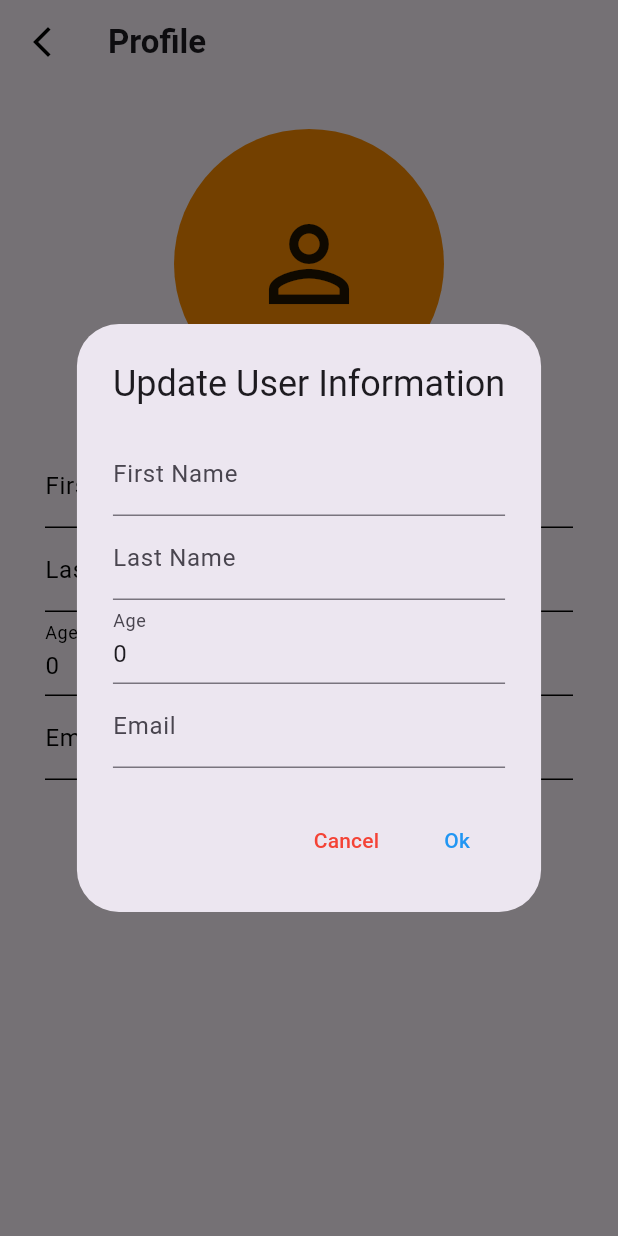
After one commit to Jeydori/flutterApp, a Flutter app: the ProfilePage screen opened directly, after a tap on "Edit Information", on a phone screen of 412 x 824 dp. The commit adds this screen. Run offline on Flutter 3.47's test engine with Material 3 defaults, Android fonts, the phone set to English and light mode, and no system bars; our stand-ins replace cloud_firestore, firebase_auth, firebase_core, geolocator, google_maps_flutter, google_sign_in and 1 more; missing offline and left inert: flutter_polyline_points, geocoder2; accounts and stored records are empty.

Commit message:
04/30/24 android

```diff
--- a/route4me/lib/components/drawer.dart
+++ b/route4me/lib/components/drawer.dart
@@ -45,7 +45,7 @@ class MyDrawer extends StatelessWidget {
               Navigator.push(
                 context,
                 MaterialPageRoute(
-                  builder: (context) => const SettingsPage(),
+                  builder: (context) => SettingsPage(),
                 ),
               );
             },
--- a/route4me/lib/components/drawer_tile.dart
+++ b/route4me/lib/components/drawer_tile.dart
@@ -19,7 +19,10 @@ class DrawerTile extends StatelessWidget {
       child: ListTile(
         title: Text(
           text,
-          style: const TextStyle(color: Colors.black),
+          style: const TextStyle(
+            color: Colors.black,
+            fontWeight: FontWeight.bold,
+          ),
         ),
         leading: Icon(
           icon,
--- a/route4me/lib/models/user_model.dart
+++ b/route4me/lib/models/user_model.dart
@@ -5,12 +5,14 @@ class UserModel {
   String lastName;
   int age;
   String email;
+  String uid;
 
   UserModel({
     required this.firstName,
     required this.lastName,
     required this.age,
     required this.email,
+    required this.uid,
   });
 
   factory UserModel.fromSnapshot(DocumentSnapshot snapshot) {
@@ -20,6 +22,7 @@ class UserModel {
       lastName: data['Last Name'] ?? '',
       age: data['Age'] ?? 0,
       email: data['Email'] ?? '',
+      uid: data['Uid'] ?? '',
     );
   }
 }
--- /dev/null
+++ b/route4me/lib/pages/profile_page.dart
@@ -0,0 +1,251 @@
+import 'package:flutter/material.dart';
+import 'package:cloud_firestore/cloud_firestore.dart';
+import 'package:route4me/global/global.dart';
+import 'package:route4me/models/user_model.dart';
+
+class ProfilePage extends StatefulWidget {
+  const ProfilePage({Key? key}) : super(key: key);
+
+  @override
+  State<ProfilePage> createState() => _ProfilePageState();
+}
+
+class _ProfilePageState extends State<ProfilePage> {
+  final firstNameController = TextEditingController();
+  final lastNameController = TextEditingController();
+  final ageController = TextEditingController();
+  final emailController = TextEditingController();
+
+  @override
+  void initState() {
+    super.initState();
+    // Fetch current user's info when the profile page is initialized
+    readCurrentOnlineUserInfo();
+  }
+
+  Future<void> readCurrentOnlineUserInfo() async {
+    try {
+      final currentUser = firebaseAuth.currentUser;
+      if (currentUser != null) {
+        final userRef =
+            FirebaseFirestore.instance.collection('Users').doc(currentUser.uid);
+
+        DocumentSnapshot doc = await userRef.get();
+
+        if (doc.exists) {
+          // Update user model with fetched data
+          setState(() {
+            userModelCurrentInfo = UserModel.fromSnapshot(doc);
+            // Set the initial values for all fields
+            firstNameController.text = userModelCurrentInfo!.firstName;
+            lastNameController.text = userModelCurrentInfo!.lastName;
+            ageController.text = userModelCurrentInfo!.age.toString();
+            emailController.text = userModelCurrentInfo!.email;
+          });
+          print('User info retrieved: $userModelCurrentInfo');
+        } else {
+          throw Exception('User document does not exist');
+        }
+      } else {
+        throw Exception('Current user is null');
+      }
+    } catch (error) {
+      print("Failed to get user info: $error");
+      // Handle error
+    }
+  }
+
+  Future<void> showUserNameDialogAlert(BuildContext context) {
+    return showDialog(
+      context: context,
+      builder: (context) {
+        return AlertDialog(
+          title: Text('Update User Information'),
+          content: SingleChildScrollView(
+            child: Column(
+              children: [
+                TextFormField(
+                  controller: firstNameController,
+                  decoration: InputDecoration(labelText: 'First Name'),
+                ),
+                TextFormField(
+                  controller: lastNameController,
+                  decoration: InputDecoration(labelText: 'Last Name'),
+                ),
+                TextFormField(
+                  controller: ageController,
+                  decoration: InputDecoration(labelText: 'Age'),
+                ),
+                TextFormField(
+                  controller: emailController,
+                  decoration: InputDecoration(labelText: 'Email'),
+                ),
+              ],
+            ),
+          ),
+          actions: [
+            TextButton(
+              onPressed: () {
+                Navigator.pop(context);
+              },
+              child: Text(
+                'Cancel',
+                style: TextStyle(color: Colors.red),
+              ),
+            ),
+            TextButton(
+              onPressed: () {
+                // Implement the logic to update user information in Firestore
+                updateUserInfo();
+                Navigator.pop(context);
+              },
+              child: Text(
+                'Ok',
+                style: TextStyle(color: Colors.blue),
+              ),
+            ),
+          ],
+        );
+      },
+    );
+  }
+
+  Future<void> updateUserInfo() async {
+    try {
+      final currentUser = firebaseAuth.currentUser;
+      if (currentUser != null) {
+        final userRef =
+            FirebaseFirestore.instance.collection('Users').doc(currentUser.uid);
+
+        await userRef.update({
+          'First Name': firstNameController.text,
+          'Last Name': lastNameController.text,
+          'Age': int.tryParse(ageController.text) ?? 0,
+          'Email': emailController.text,
+        });
+
+        // Update local user model with the new information
+        setState(() {
+          userModelCurrentInfo!.firstName = firstNameController.text;
+          userModelCurrentInfo!.lastName = lastNameController.text;
+          userModelCurrentInfo!.age = int.tryParse(ageController.text) ?? 0;
+          userModelCurrentInfo!.email = emailController.text;
+        });
+
+        print('User information updated successfully');
+      } else {
+        throw Exception('Current user is null');
+      }
+    } catch (error) {
+      print("Failed to update user information: $error");
+      // Handle error
+    }
+  }
+
+  @override
+  Widget build(BuildContext context) {
+    return GestureDetector(
+      onTap: () {
+        FocusScope.of(context).unfocus();
+      },
+      child: Scaffold(
+        appBar: AppBar(
+          backgroundColor: Colors.transparent,
+          leading: IconButton(
+            onPressed: () {
+              Navigator.pop(context);
+            },
+            icon: Icon(
+              Icons.arrow_back_ios_new,
+              color: Colors.black,
+            ),
+          ),
+          title: Text(
+            'Profile',
+            style: TextStyle(fontWeight: FontWeight.bold),
+          ),
+        ),
+        body: Center(
+          child: Padding(
+            padding: EdgeInsets.fromLTRB(30, 30, 30, 50),
+            child: Column(
+              children: [
+                Container(
+                  padding: EdgeInsets.all(50),
+                  decoration: BoxDecoration(
+                    color: Colors.orange[600],
+                    shape: BoxShape.circle,
+                  ),
+                  child: Icon(Icons.person_outline, size: 80),
+                ),
+                SizedBox(height: 30),
+                // Text form fields for user information
+                TextFormField(
+                  controller: firstNameController,
+                  style: TextStyle(color: Colors.black),
+                  readOnly: true,
+                  decoration: InputDecoration(
+                    labelText: 'First Name',
+                    labelStyle: TextStyle(color: Colors.black),
+                    enabledBorder: UnderlineInputBorder(
+                      borderSide: BorderSide(color: Colors.black),
+                    ),
+                  ),
+                ),
+                TextFormField(
+                  controller: lastNameController,
+                  style: TextStyle(color: Colors.black),
+                  readOnly: true,
+                  decoration: InputDecoration(
+                    labelText: 'Last Name',
+                    labelStyle: TextStyle(color: Colors.black),
+                    enabledBorder: UnderlineInputBorder(
+                      borderSide: BorderSide(color: Colors.black),
+                    ),
+                  ),
+                ),
+                TextFormField(
+                  controller: ageController,
+                  style: TextStyle(color: Colors.black),
+                  readOnly: true,
+                  decoration: InputDecoration(
+                    labelText: 'Age',
+                    labelStyle: TextStyle(color: Colors.black),
+                    enabledBorder: UnderlineInputBorder(
+                      borderSide: BorderSide(color: Colors.black),
+                    ),
+                  ),
+                ),
+                TextFormField(
+                  controller: emailController,
+                  style: TextStyle(color: Colors.black),
+                  readOnly: true,
+                  decoration: InputDecoration(
+                    labelText: 'Email',
+                    labelStyle: TextStyle(color: Colors.black),
+                    enabledBorder: UnderlineInputBorder(
+                      borderSide: BorderSide(color: Colors.black),
+                    ),
+                  ),
+                ),
+                SizedBox(height: 20),
+                ElevatedButton(
+                  onPressed: () {
+                    showUserNameDialogAlert(context);
+                  },
+                  style: ElevatedButton.styleFrom(
+                    backgroundColor: Colors.orange[600],
+                  ),
+                  child: Text(
+                    'Edit Information',
+                    style: TextStyle(color: Colors.black),
+                  ),
+                ),
+              ],
+            ),
+          ),
+        ),
+      ),
+    );
+  }
+}
--- a/route4me/lib/pages/register_page.dart
+++ b/route4me/lib/pages/register_page.dart
@@ -38,21 +38,30 @@ class _RegisterPageState extends State<RegisterPage> {
   //sign user up method
   void signUp() async {
     try {
-      Future addUserDetails(
-          String firstName, String lastName, int Age, String Email) async {
-        await FirebaseFirestore.instance.collection("Users").add({
+      Future<void> addUserDetails(String firstName, String lastName, int age,
+          String email, String uid) async {
+        await FirebaseFirestore.instance.collection("Users").doc(uid).set({
           'First Name': firstName,
           'Last Name': lastName,
-          'Age': Age,
-          'Email': Email,
+          'Age': age,
+          'Email': email,
+          'Uid': uid,
+        }).then((_) {
+          print("Document added with ID: $uid");
+        }).catchError((error) {
+          print("Failed to add user: $error");
         });
       }
 
       //check if password is confirmed
       if (passwordController.text == confirmPasswordController.text) {
         //create user
-        await firebaseAuth.createUserWithEmailAndPassword(
-            email: emailController.text, password: passwordController.text);
+        UserCredential userCredential =
+            await firebaseAuth.createUserWithEmailAndPassword(
+                email: emailController.text, password: passwordController.text);
+
+        // Get the UID of the newly created user
+        String uid = userCredential.user!.uid;
 
         //add user details
         addUserDetails(
@@ -60,6 +69,7 @@ class _RegisterPageState extends State<RegisterPage> {
           lastNameController.text.trim(),
           int.parse(ageController.text.trim()),
           emailController.text.trim(),
+          uid,
         );
         //if no exception were thrown
         showDialog(
```
Also changed, not shown: route4me/lib/assistants/assistant_methods.dart (+17 -9 lines), route4me/lib/pages/home_page.dart (+8 -7 lines), route4me/lib/pages/settings_page.dart (+138 -3 lines), route4me/lib/services/precise_pickup_location.dart (+6 -3 lines).
